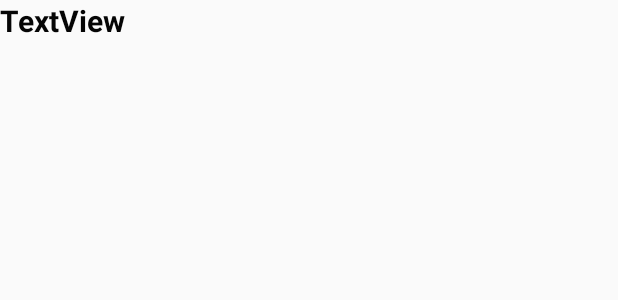
After one commit to beck0219/InClassExamples_W20, an Android app: the layout adapter_view_layout.xml on its own in the app's theme, with its tools: preview values and no code run, on a phone screen of 412 x 824 dp. The commit adds this screen. Shown: the top 300 px of the screen. Run offline under Robolectric (Android 15) with nearby library versions, the phone set to English and light mode, and no system bars.

Commit message:
lab_4 branch changes made - anchor point 1

```diff
--- a/app/src/main/AndroidManifest.xml
+++ b/app/src/main/AndroidManifest.xml
@@ -11,10 +11,14 @@
         android:theme="@style/AppTheme" >
         <activity
             android:name=".MainActivity"
-            android:exported="false" >
+            android:exported="true" >
             <meta-data
                 android:name="android.app.lib_name"
                 android:value="" />
+            <intent-filter>
+                <action android:name="android.intent.action.MAIN" />
+                <category android:name="android.intent.category.LAUNCHER" />
+            </intent-filter>
         </activity>
     </application>
 
--- /dev/null
+++ b/app/src/main/res/layout/adapter_view_layout.xml
@@ -0,0 +1,17 @@
+<?xml version="1.0" encoding="utf-8"?>
+<androidx.constraintlayout.widget.ConstraintLayout xmlns:android="http://schemas.android.com/apk/res/android"
+    xmlns:tools="http://schemas.android.com/tools"
+    android:layout_width="match_parent"
+    android:layout_height="match_parent">
+
+    <TextView
+        android:id="@android:id/text1"
+        android:layout_width="wrap_content"
+        android:layout_height="wrap_content"
+        android:text="TextView"
+        android:textColor="#050505"
+        android:textSize="20dp"
+        android:textStyle="bold"
+        tools:layout_editor_absoluteX="164dp"
+        tools:layout_editor_absoluteY="304dp" />
+</androidx.constraintlayout.widget.ConstraintLayout>
```
Also changed, not shown: app/src/main/java/com/example/inclassexamples_w20/MainActivity.java (+45 -0 lines), app/src/main/java/com/example/inclassexamples_w20/PersonListAdapter.java (added, +14 -0 lines), app/src/main/res/layout/activity_main.xml (+35 -2 lines).
